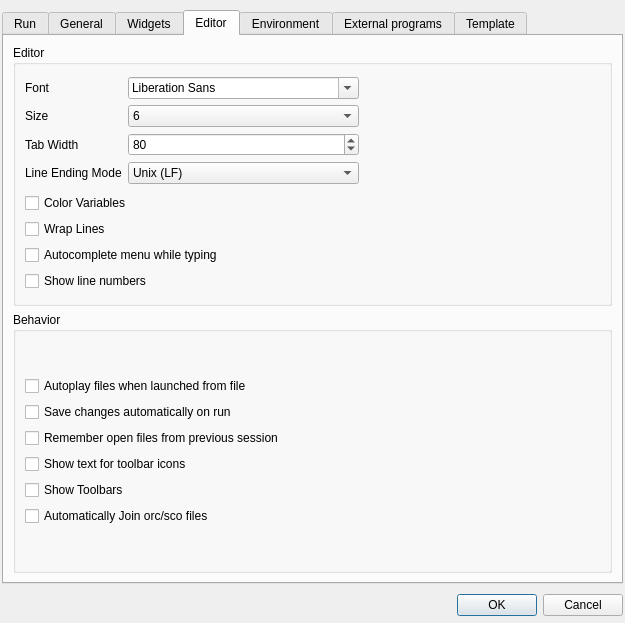
Qt form src/configdialog.ui (CsoundQt/CsoundQt) before a commit.
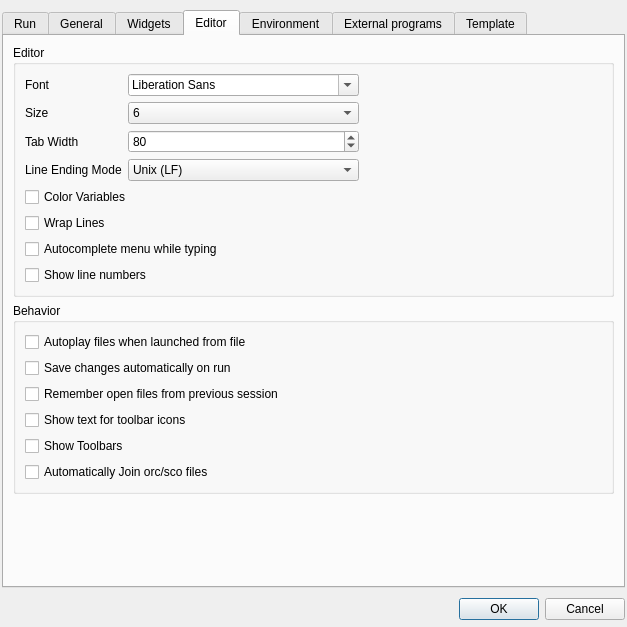
The same form after that commit. The open tabs and pages were chosen to show the change.

```diff
--- a/src/configdialog.ui
+++ b/src/configdialog.ui
@@ -7,8 +7,8 @@
    <rect>
     <x>0</x>
     <y>0</y>
-    <width>625</width>
-    <height>623</height>
+    <width>627</width>
+    <height>627</height>
    </rect>
   </property>
   <property name="windowTitle">
@@ -1202,8 +1202,6 @@
          <property name="title">
           <string>Behavior</string>
          </property>
-         <layout class="QGridLayout" name="gridLayout_10">
-          <item row="0" column="0">
            <layout class="QVBoxLayout" name="verticalLayout">
             <item>
              <widget class="QCheckBox" name="autoplayCheckBox">
@@ -1254,10 +1252,21 @@
              </widget>
             </item>
            </layout>
-          </item>
-         </layout>
         </widget>
        </item>
+       <item row="2" column="0">
+        <spacer name="verticalSpacer_5">
+         <property name="orientation">
+          <enum>Qt::Vertical</enum>
+         </property>
+         <property name="sizeHint" stdset="0">
+          <size>
+           <width>20</width>
+           <height>40</height>
+          </size>
+         </property>
+        </spacer>
+       </item>
       </layout>
      </widget>
      <widget class="QWidget" name="tab_3">
```
Left out of the diff: 15 changed lines with no effect on the pictures. Lines whose indentation alone changed are shown as unchanged.
